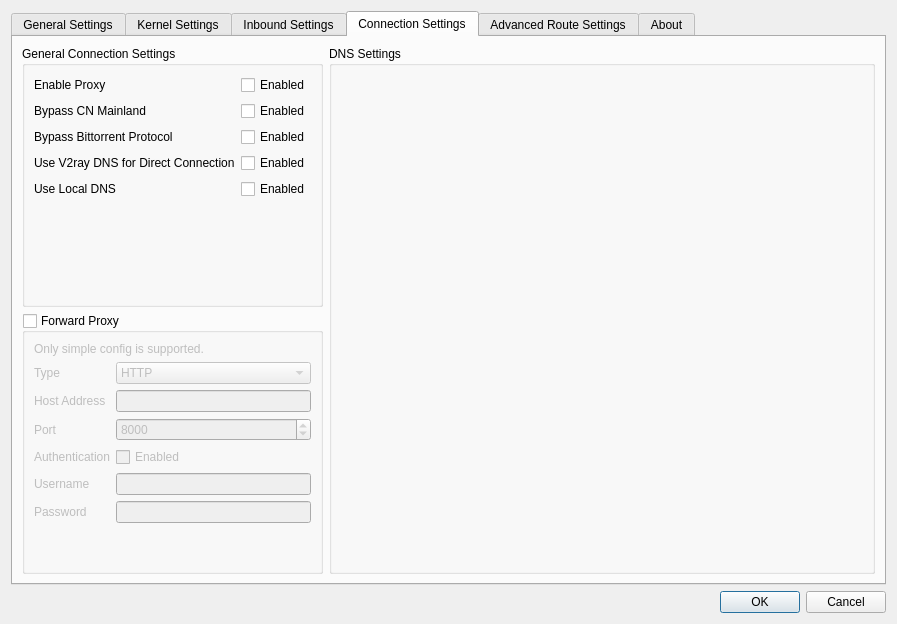
Qv2ray/Qv2ray, file src/ui/windows/w_PreferencesWindow.ui: the form before one commit.
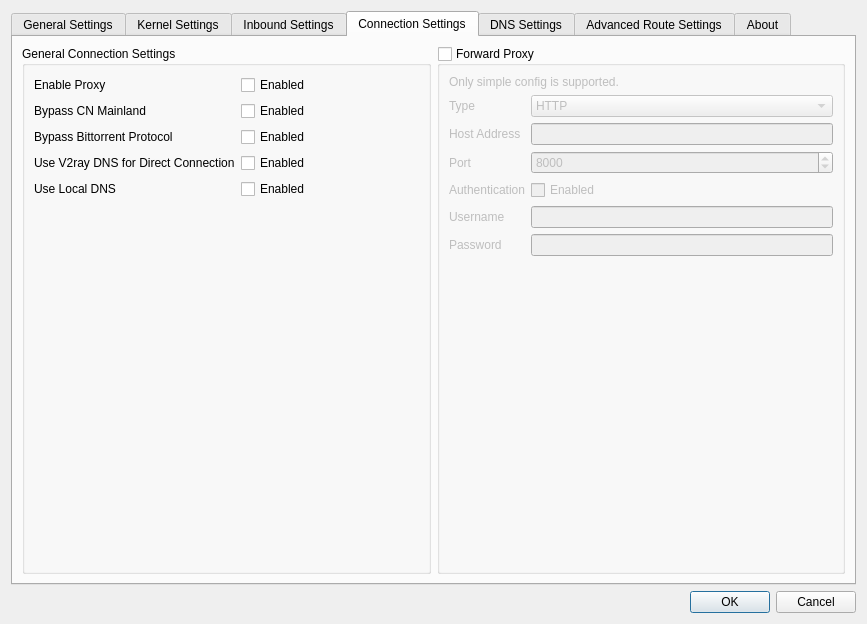
The form after the commit. The open tabs and pages were chosen to show the change. Icons and pictures are not drawn.

Commit message: update: update preference window DNS settings page

The edit to the form file:
```diff
--- a/src/ui/windows/w_PreferencesWindow.ui
+++ b/src/ui/windows/w_PreferencesWindow.ui
@@ -9,7 +9,7 @@
    <rect>
     <x>0</x>
     <y>0</y>
-    <width>897</width>
+    <width>867</width>
     <height>624</height>
    </rect>
   </property>
@@ -1418,8 +1418,8 @@
       <attribute name="title">
        <string>Connection Settings</string>
       </attribute>
-      <layout class="QGridLayout" name="gridLayout" columnstretch="0,1">
-       <item row="0" column="0">
+      <layout class="QHBoxLayout" name="horizontalLayout_11" stretch="1,1">
+       <item>
         <widget class="QGroupBox" name="groupBox">
          <property name="title">
           <string>General Connection Settings</string>
@@ -1513,19 +1513,7 @@
          </layout>
         </widget>
        </item>
-       <item row="0" column="1" rowspan="2">
-        <widget class="QGroupBox" name="dnsSettingsGB">
-         <property name="title">
-          <string>DNS Settings</string>
-         </property>
-         <layout class="QGridLayout" name="gridLayout_2">
-          <item row="0" column="0">
-           <layout class="QGridLayout" name="dnsSettingsLayout"/>
-          </item>
-         </layout>
-        </widget>
-       </item>
-       <item row="1" column="0">
+       <item>
         <widget class="QGroupBox" name="fpGroupBox">
          <property name="title">
           <string>Forward Proxy</string>
@@ -1655,6 +1643,23 @@
        </item>
       </layout>
      </widget>
+     <widget class="QWidget" name="tab">
+      <attribute name="title">
+       <string>DNS Settings</string>
+      </attribute>
+      <layout class="QVBoxLayout" name="verticalLayout" stretch="0,1">
+       <item>
+        <widget class="QLabel" name="label_21">
+         <property name="text">
+          <string>You can configure default DNS settings for all simple connection config here.</string>
+         </property>
+        </widget>
+       </item>
+       <item>
+        <layout class="QGridLayout" name="dnsSettingsLayout"/>
+       </item>
+      </layout>
+     </widget>
      <widget class="QWidget" name="advRouteSettingsPage">
       <attribute name="title">
        <string>Advanced Route Settings</string>
```
Left out of the diff: 4 changed lines with no effect on the pictures. The commit also changes 3 other files.
